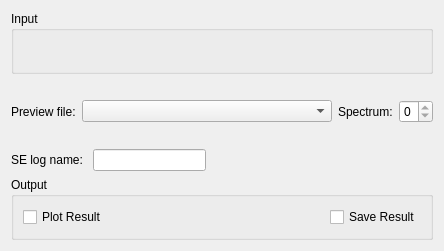
Qt form Code/Mantid/MantidQt/CustomInterfaces/inc/MantidQtCustomInterfaces/Indirect/Elwin.ui (mantidproject/mantid) before a commit.
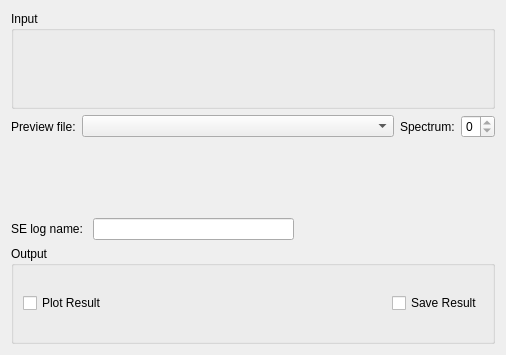
The same form after that commit. Custom widgets are drawn as their Qt base class.

Commit message:
Added new MSD and Fury plots
Refs #11036

Diff of the .ui file:
```diff
--- a/Code/Mantid/MantidQt/CustomInterfaces/inc/MantidQtCustomInterfaces/Indirect/Elwin.ui
+++ b/Code/Mantid/MantidQt/CustomInterfaces/inc/MantidQtCustomInterfaces/Indirect/Elwin.ui
@@ -6,8 +6,8 @@
    <rect>
     <x>0</x>
     <y>0</y>
-    <width>444</width>
-    <height>251</height>
+    <width>506</width>
+    <height>355</height>
    </rect>
   </property>
   <property name="windowTitle">
@@ -91,43 +91,38 @@
         </layout>
        </item>
        <item>
-        <layout class="QHBoxLayout" name="plot"/>
+        <widget class="MantidQt::MantidWidgets::PreviewPlot" name="ppPlot" native="true">
+         <property name="canvasColour" stdset="0">
+          <color>
+           <red>255</red>
+           <green>255</green>
+           <blue>255</blue>
+          </color>
+         </property>
+        </widget>
        </item>
       </layout>
      </item>
     </layout>
    </item>
    <item>
-    <layout class="QGridLayout" name="gridLayout">
-     <item row="0" column="3">
-      <spacer name="horizontalSpacer_28">
-       <property name="orientation">
-        <enum>Qt::Horizontal</enum>
-       </property>
-       <property name="sizeHint" stdset="0">
-        <size>
-         <width>40</width>
-         <height>20</height>
-        </size>
-       </property>
-      </spacer>
-     </item>
-     <item row="0" column="0">
+    <layout class="QHBoxLayout" name="loSampleLog">
+     <item>
       <widget class="QLabel" name="label_2">
        <property name="text">
         <string>SE log name: </string>
        </property>
       </widget>
      </item>
-     <item row="0" column="1">
+     <item>
       <widget class="QLineEdit" name="leLogName">
        <property name="text">
         <string/>
        </property>
       </widget>
      </item>
-     <item row="0" column="2">
-      <spacer name="horizontalSpacer_29">
+     <item>
+      <spacer name="horizontalSpacer_2">
        <property name="orientation">
         <enum>Qt::Horizontal</enum>
        </property>
@@ -185,6 +180,12 @@
    <extends>QWidget</extends>
    <header>MantidQtMantidWidgets/MWRunFiles.h</header>
   </customwidget>
+  <customwidget>
+   <class>MantidQt::MantidWidgets::PreviewPlot</class>
+   <extends>QWidget</extends>
+   <header>MantidQtMantidWidgets/PreviewPlot.h</header>
+   <container>1</container>
+  </customwidget>
  </customwidgets>
  <resources/>
  <connections/>
```
Left out of the diff: 2 changed lines with no effect on the pictures. The commit also changes 3 other files.
